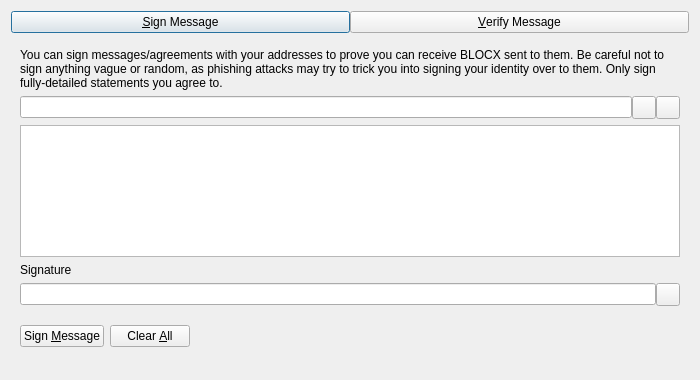
BLOCXTECH/BLOCX, file src/qt/forms/signverifymessagedialog.ui: the form before one commit.
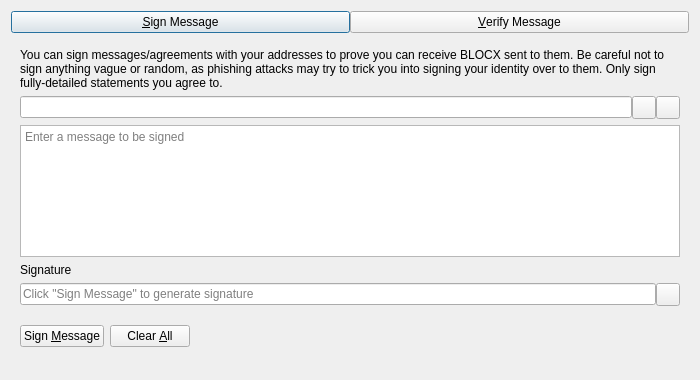
The form after the commit. Custom widgets are drawn as their Qt base class.

```diff
--- a/src/qt/forms/signverifymessagedialog.ui
+++ b/src/qt/forms/signverifymessagedialog.ui
@@ -118,6 +118,9 @@
          <property name="toolTip">
           <string>Enter the message you want to sign here</string>
          </property>
+         <property name="placeholderText">
+          <string>Enter a message to be signed</string>
+         </property>
         </widget>
        </item>
        <item>
@@ -137,6 +140,9 @@
          </property>
          <item>
           <widget class="QLineEdit" name="signatureOut_SM">
+           <property name="placeholderText">
+            <string>Click "Sign Message" to generate signature</string>
+           </property>
            <property name="readOnly">
             <bool>true</bool>
            </property>
```
Left out of the diff: 18 changed lines with no effect on the pictures.
